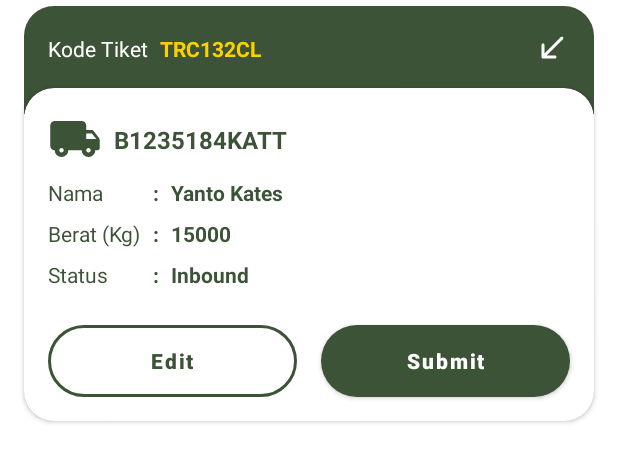
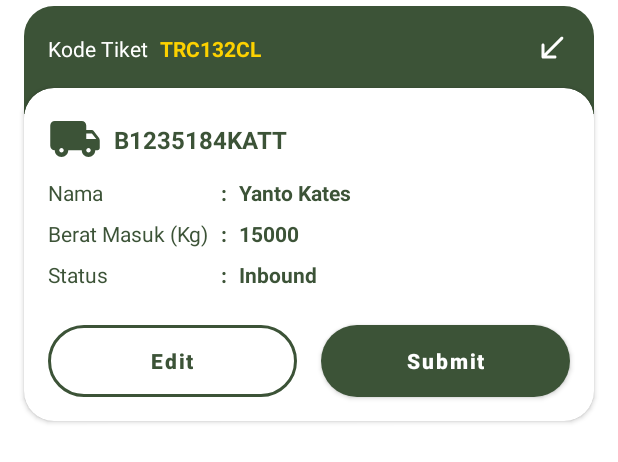
Before and after one commit to blanccone/sawitpro_weighbridge, an Android app: the layout item_weighment_ticket.xml on its own in the app's theme, with its tools: preview values and no code run, on a phone screen of 412 x 824 dp. Shown: the top 462 px of the screen. Run offline under Robolectric (Android 15) with nearby library versions, the phone set to English and light mode, and no system bars.

Commit message:
update project

```diff
--- a/app/src/main/AndroidManifest.xml
+++ b/app/src/main/AndroidManifest.xml
@@ -36,8 +36,7 @@
         <activity
             android:name=".ui.activity.SplashScreenActivity"
             android:exported="true"
-            android:screenOrientation="portrait"
-            android:theme="@style/SplashScreen.Theme">
+            android:screenOrientation="portrait">
             <intent-filter>
                 <action android:name="android.intent.action.MAIN" />
 
--- a/app/src/main/java/com/blanccone/sawitproweighbridge/ui/fragment/ListFirstWeightFragment.kt
+++ b/app/src/main/java/com/blanccone/sawitproweighbridge/ui/fragment/ListFirstWeightFragment.kt
@@ -7,7 +7,7 @@ import android.view.ViewGroup
 import androidx.core.net.toUri
 import androidx.core.view.isVisible
 import androidx.core.widget.doAfterTextChanged
-import androidx.fragment.app.activityViewModels
+import androidx.fragment.app.viewModels
 import com.blanccone.core.model.local.Ticket
 import com.blanccone.core.ui.adapter.FilterChipAdapter
 import com.blanccone.core.ui.fragment.CoreFragment
@@ -30,6 +30,7 @@ import com.google.firebase.database.DatabaseError
 import com.google.firebase.database.DatabaseReference
 import com.google.firebase.database.ValueEventListener
 import com.google.firebase.storage.StorageReference
+import dagger.hilt.android.AndroidEntryPoint
 import java.io.File
 import java.text.SimpleDateFormat
 import java.util.Calendar
@@ -37,9 +38,10 @@ import java.util.Date
 import java.util.Locale
 import javax.inject.Inject
 
+@AndroidEntryPoint
 class ListFirstWeightFragment : CoreFragment<LayoutListWeighmentTicketBinding>() {
 
-    private val viewModel: WeighmentViewModel by activityViewModels()
+    private val viewModel: WeighmentViewModel by viewModels()
 
     private val filterAdapter by lazy { FilterChipAdapter() }
     private val ticketAdapter by lazy { WeighmentTicketAdapter() }
--- a/app/src/main/java/com/blanccone/sawitproweighbridge/ui/fragment/ListSecondWeightFragment.kt
+++ b/app/src/main/java/com/blanccone/sawitproweighbridge/ui/fragment/ListSecondWeightFragment.kt
@@ -8,6 +8,7 @@ import androidx.core.net.toUri
 import androidx.core.view.isVisible
 import androidx.core.widget.doAfterTextChanged
 import androidx.fragment.app.activityViewModels
+import androidx.fragment.app.viewModels
 import com.blanccone.core.model.local.Ticket
 import com.blanccone.core.ui.adapter.FilterChipAdapter
 import com.blanccone.core.ui.fragment.CoreFragment
@@ -24,6 +25,7 @@ import com.google.firebase.database.DatabaseError
 import com.google.firebase.database.DatabaseReference
 import com.google.firebase.database.ValueEventListener
 import com.google.firebase.storage.StorageReference
+import dagger.hilt.android.AndroidEntryPoint
 import java.io.File
 import java.text.SimpleDateFormat
 import java.util.Calendar
@@ -31,9 +33,10 @@ import java.util.Date
 import java.util.Locale
 import javax.inject.Inject
 
+@AndroidEntryPoint
 class ListSecondWeightFragment : CoreFragment<LayoutListWeighmentTicketBinding>() {
 
-    private val viewModel: WeighmentViewModel by activityViewModels()
+    private val viewModel: WeighmentViewModel by viewModels()
 
     private val filterAdapter by lazy { FilterChipAdapter() }
     private val ticketAdapter by lazy { WeighmentTicketAdapter() }
--- a/app/src/main/res/layout/activity_home.xml
+++ b/app/src/main/res/layout/activity_home.xml
@@ -22,7 +22,6 @@
             android:elevation="0dp"
             android:theme="@style/ThemeOverlay.AppCompat.ActionBar"
             app:titleTextColor="@color/white"
-            app:navigationIcon="@drawable/ic_back_24"
             app:layout_constraintEnd_toEndOf="parent"
             app:layout_constraintStart_toStartOf="parent"
             app:layout_constraintTop_toTopOf="parent"
--- a/app/src/main/res/layout/item_weighment_ticket.xml
+++ b/app/src/main/res/layout/item_weighment_ticket.xml
@@ -46,7 +46,7 @@
             app:layout_constraintBottom_toBottomOf="@id/tv_tiket_label" />
 
         <ImageView
-            android:id="@+id/iv_berat_muatan_icon"
+            android:id="@+id/iv_berat_masuk_icon"
             android:layout_width="wrap_content"
             android:layout_height="wrap_content"
             android:background="@drawable/ic_inbound_24"
@@ -115,16 +115,29 @@
                 app:layout_constraintTop_toBottomOf="@id/iv_vehicle_icon"/>
 
             <TextView
-                android:id="@+id/tv_berat_muatan_label"
+                android:id="@+id/tv_berat_masuk_label"
                 android:layout_width="wrap_content"
                 android:layout_height="wrap_content"
-                android:text="Berat (Kg)"
+                android:text="Berat Masuk (Kg)"
                 android:textSize="14sp"
                 android:textColor="@color/color_primary"
                 android:layout_marginTop="8dp"
                 android:layout_marginBottom="16dp"
                 app:layout_constraintStart_toStartOf="@id/iv_vehicle_icon"
                 app:layout_constraintTop_toBottomOf="@id/tv_nama_label"/>
+
+            <TextView
+                android:visibility="gone"
+                android:id="@+id/tv_berat_keluar_label"
+                android:layout_width="wrap_content"
+                android:layout_height="wrap_content"
+                android:text="Berat Keluar (Kg)"
+                android:textSize="14sp"
+                android:textColor="@color/color_primary"
+                android:layout_marginTop="8dp"
+                android:layout_marginBottom="16dp"
+                app:layout_constraintStart_toStartOf="@id/iv_vehicle_icon"
+                app:layout_constraintTop_toBottomOf="@id/tv_berat_masuk_label"/>
 
             <TextView
                 android:id="@+id/tv_status_label"
@@ -136,7 +149,7 @@
                 android:layout_marginTop="8dp"
                 android:layout_marginBottom="16dp"
                 app:layout_constraintStart_toStartOf="@id/iv_vehicle_icon"
-                app:layout_constraintTop_toBottomOf="@id/tv_berat_muatan_label"
+                app:layout_constraintTop_toBottomOf="@id/tv_berat_keluar_label"
                 app:layout_constraintBottom_toTopOf="@id/csl_btn"/>
 
             <TextView
@@ -146,21 +159,35 @@
                 android:text=":"
                 android:textStyle="bold"
                 android:textColor="@color/color_primary"
-                app:layout_constraintStart_toStartOf="@id/tv_berat_muatan_colon"
+                app:layout_constraintStart_toStartOf="@id/tv_berat_masuk_colon"
                 app:layout_constraintTop_toTopOf="@id/tv_nama_label"
                 app:layout_constraintBottom_toBottomOf="@id/tv_nama_label" />
 
             <TextView
-                android:id="@+id/tv_berat_muatan_colon"
+                android:id="@+id/tv_berat_masuk_colon"
                 android:layout_width="wrap_content"
                 android:layout_height="wrap_content"
                 android:text=":"
                 android:textStyle="bold"
                 android:textColor="@color/color_primary"
                 android:layout_marginStart="8dp"
-                app:layout_constraintStart_toEndOf="@id/tv_berat_muatan_label"
-                app:layout_constraintTop_toTopOf="@id/tv_berat_muatan_label"
-                app:layout_constraintBottom_toBottomOf="@id/tv_berat_muatan_label" />
+                app:layout_constraintStart_toEndOf="@id/tv_berat_masuk_label"
+                app:layout_constraintTop_toTopOf="@id/tv_berat_masuk_label"
+                app:layout_constraintBottom_toBottomOf="@id/tv_berat_masuk_label" />
+
+
+            <TextView
+                android:visibility="gone"
+                android:id="@+id/tv_berat_keluar_colon"
+                android:layout_width="wrap_content"
+                android:layout_height="wrap_content"
+                android:text=":"
+                android:textStyle="bold"
+                android:textColor="@color/color_primary"
+                android:layout_marginStart="8dp"
+                app:layout_constraintStart_toEndOf="@id/tv_berat_keluar_label"
+                app:layout_constraintTop_toTopOf="@id/tv_berat_keluar_label"
+                app:layout_constraintBottom_toBottomOf="@id/tv_berat_keluar_label" />
 
             <TextView
                 android:id="@+id/tv_status_colon"
@@ -169,7 +196,7 @@
                 android:text=":"
                 android:textStyle="bold"
                 android:textColor="@color/color_primary"
-                app:layout_constraintStart_toStartOf="@id/tv_berat_muatan_colon"
+                app:layout_constraintStart_toStartOf="@id/tv_berat_masuk_colon"
                 app:layout_constraintTop_toTopOf="@id/tv_status_label"
                 app:layout_constraintBottom_toBottomOf="@id/tv_status_label" />
 
@@ -180,21 +207,34 @@
                 android:text="Yanto Kates"
                 android:textStyle="bold"
                 android:textColor="@color/color_primary"
-                app:layout_constraintStart_toStartOf="@id/tv_berat_muatan"
+                app:layout_constraintStart_toStartOf="@id/tv_berat_masuk"
                 app:layout_constraintTop_toTopOf="@id/tv_nama_colon"
                 app:layout_constraintBottom_toBottomOf="@id/tv_nama_colon" />
 
             <TextView
-                android:id="@+id/tv_berat_muatan"
+                android:id="@+id/tv_berat_masuk"
                 android:layout_width="wrap_content"
                 android:layout_height="wrap_content"
                 android:text="15000"
                 android:textStyle="bold"
                 android:textColor="@color/color_primary"
                 android:layout_marginStart="8dp"
-                app:layout_constraintStart_toEndOf="@id/tv_berat_muatan_colon"
-                app:layout_constraintTop_toTopOf="@id/tv_berat_muatan_colon"
-                app:layout_constraintBottom_toBottomOf="@id/tv_berat_muatan_colon" />
+                app:layout_constraintStart_toEndOf="@id/tv_berat_masuk_colon"
+                app:layout_constraintTop_toTopOf="@id/tv_berat_masuk_colon"
+                app:layout_constraintBottom_toBottomOf="@id/tv_berat_masuk_colon" />
+
+            <TextView
+                android:visibility="gone"
+                android:id="@+id/tv_berat_keluar"
+                android:layout_width="wrap_content"
+                android:layout_height="wrap_content"
+                android:text="15000"
+                android:textStyle="bold"
+                android:textColor="@color/color_primary"
+                android:layout_marginStart="8dp"
+                app:layout_constraintStart_toEndOf="@id/tv_berat_keluar_colon"
+                app:layout_constraintTop_toTopOf="@id/tv_berat_keluar_colon"
+                app:layout_constraintBottom_toBottomOf="@id/tv_berat_keluar_colon" />
 
             <TextView
                 android:id="@+id/tv_status"
@@ -203,7 +243,7 @@
                 android:text="Inbound"
                 android:textStyle="bold"
                 android:textColor="@color/color_primary"
-                app:layout_constraintStart_toStartOf="@id/tv_berat_muatan"
+                app:layout_constraintStart_toStartOf="@id/tv_berat_masuk"
                 app:layout_constraintTop_toTopOf="@id/tv_status_colon"
                 app:layout_constraintBottom_toBottomOf="@id/tv_status_colon" />
 
--- a/core/src/main/res/values/style.xml
+++ b/core/src/main/res/values/style.xml
@@ -10,19 +10,6 @@
     <style name="MainTheme.NoActionBar" parent="MainTheme">
         <item name="windowActionBar">false</item>
         <item name="windowNoTitle">true</item>
-    </style>
-
-    <style name="MainTheme.EdgeToEdge" parent="MainTheme.NoActionBar">
-        <item name="android:statusBarColor">@android:color/transparent</item>
-    </style>
-
-    <style name="SplashScreen.Theme" parent="Fullscreen.Theme">
-        <item name="android:windowDisablePreview">true</item>
-    </style>
-
-    <style name="Fullscreen.Theme" parent="MainTheme.EdgeToEdge">
-        <item name="android:windowFullscreen">true</item>
-        <item name="android:windowLayoutInDisplayCutoutMode" tools:targetApi="27">shortEdges</item>
     </style>
 
     <style name="roundedImageView" parent="">
```
Also changed, not shown: app/src/main/java/com/blanccone/sawitproweighbridge/ui/activity/EFormWeighmentActivity.kt (+8 -0 lines), app/src/main/java/com/blanccone/sawitproweighbridge/ui/activity/HomeActivity.kt (+3 -7 lines), app/src/main/java/com/blanccone/sawitproweighbridge/ui/activity/ListTicketActivity.kt (+8 -0 lines), app/src/main/java/com/blanccone/sawitproweighbridge/ui/activity/ListWeighmentResultActivity.kt (+14 -0 lines), app/src/main/java/com/blanccone/sawitproweighbridge/ui/adapter/WeighmentTicketAdapter.kt (+7 -1 lines), app/src/main/res/layout/activity_splash_screen.xml (+4 -4 lines).
